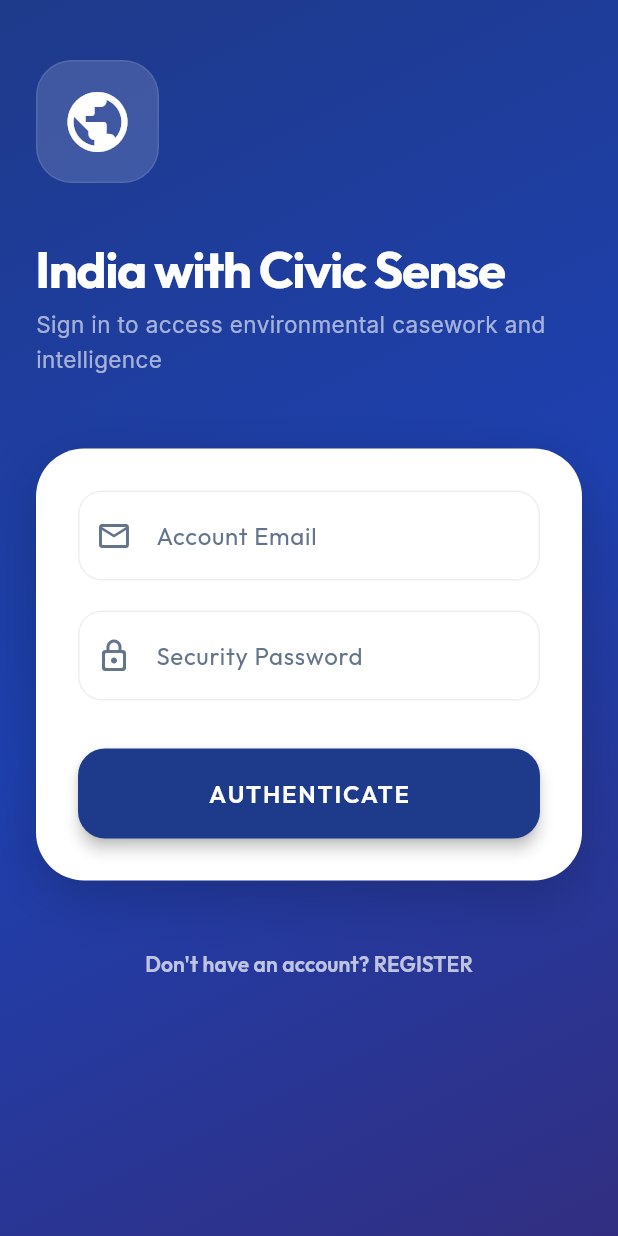
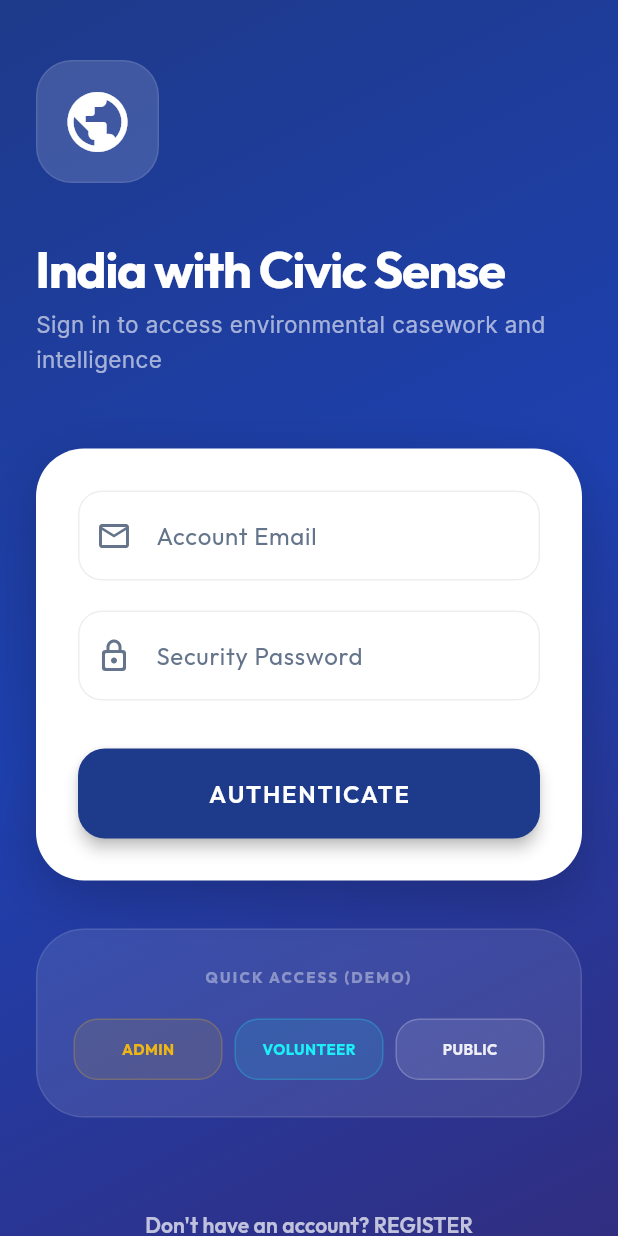
Before and after one commit to sgmcyb-bot/iwcs, a Flutter app: the screen it shows after launch, on a phone screen of 412 x 824 dp. Run offline on Flutter 3.47's test engine with Material 3 defaults, Android fonts, the phone set to English and light mode, and no system bars; our stand-ins replace animate_do, cloud_firestore, firebase_auth, firebase_core, google_fonts, hive and 1 more; accounts and stored records are empty.

Commit message:
Update App Name to IWCS and add Quick Login buttons for Demo

```diff
--- a/lib/screens/auth/login_screen.dart
+++ b/lib/screens/auth/login_screen.dart
@@ -147,6 +147,44 @@ class _LoginScreenState extends State<LoginScreen> with SingleTickerProviderStat
                   ),
                 ),
                 const SizedBox(height: 32),
+                FadeInUp(
+                  duration: const Duration(milliseconds: 800),
+                  delay: const Duration(milliseconds: 600),
+                  child: Container(
+                    padding: const EdgeInsets.all(24),
+                    decoration: BoxDecoration(
+                      color: Colors.white.withValues(alpha: 0.1),
+                      borderRadius: BorderRadius.circular(32),
+                      border: Border.all(color: Colors.white.withValues(alpha: 0.1)),
+                    ),
+                    child: Column(
+                      crossAxisAlignment: CrossAxisAlignment.stretch,
+                      children: [
+                        Text(
+                          'QUICK ACCESS (DEMO)',
+                          textAlign: TextAlign.center,
+                          style: GoogleFonts.outfit(
+                            fontSize: 10,
+                            fontWeight: FontWeight.w700,
+                            color: Colors.white.withValues(alpha: 0.4),
+                            letterSpacing: 1.5,
+                          ),
+                        ),
+                        const SizedBox(height: 20),
+                        Row(
+                          children: [
+                            _quickLoginButton('ADMIN', 'admin@iwc.org', 'admin123', Colors.amber),
+                            const SizedBox(width: 8),
+                            _quickLoginButton('VOLUNTEER', 'volunteer@iwc.org', 'volunteer123', Colors.cyanAccent),
+                            const SizedBox(width: 8),
+                            _quickLoginButton('PUBLIC', 'public@iwc.org', 'public123', Colors.white),
+                          ],
+                        ),
+                      ],
+                    ),
+                  ),
+                ),
+                const SizedBox(height: 48),
                 Center(
                   child: TextButton(
                     onPressed: () => setState(() => _isLogin = !_isLogin),
@@ -156,8 +194,38 @@ class _LoginScreenState extends State<LoginScreen> with SingleTickerProviderStat
                     ),
                   ),
                 ),
-                const SizedBox(height: 20),
+                const SizedBox(height: 40),
               ],
+            ),
+          ),
+        ),
+      ),
+    );
+  }
+
+  Widget _quickLoginButton(String label, String email, String password, Color color) {
+    return Expanded(
+      child: GestureDetector(
+        onTap: () {
+          _emailController.text = email;
+          _passwordController.text = password;
+          _handleAuth();
+        },
+        child: Container(
+          padding: const EdgeInsets.symmetric(vertical: 12),
+          decoration: BoxDecoration(
+            color: color.withValues(alpha: 0.1),
+            borderRadius: BorderRadius.circular(16),
+            border: Border.all(color: color.withValues(alpha: 0.2)),
+          ),
+          child: Center(
+            child: Text(
+              label,
+              style: GoogleFonts.outfit(
+                fontSize: 10,
+                fontWeight: FontWeight.w700,
+                color: color.withValues(alpha: 0.9),
+              ),
             ),
           ),
         ),
--- a/lib/screens/splash_screen.dart
+++ b/lib/screens/splash_screen.dart
@@ -55,7 +55,7 @@ class _SplashScreenState extends State<SplashScreen>
                 duration: const Duration(milliseconds: 800),
                 delay: const Duration(milliseconds: 300),
                 child: Text(
-                  'IWC',
+                  'IWCS',
                   style: GoogleFonts.outfit(
                     fontSize: 48,
                     fontWeight: FontWeight.w800,
```
Also changed, not shown: 1 other file.
